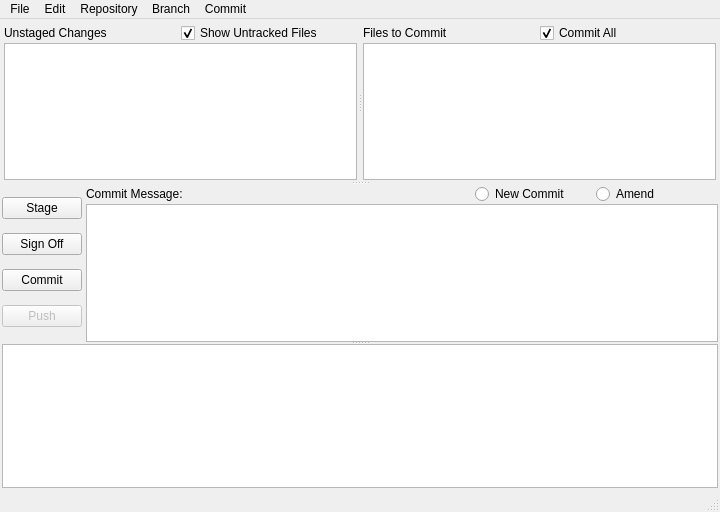
Old version of the form ui/Window.ui in the repository git-cola/git-cola.
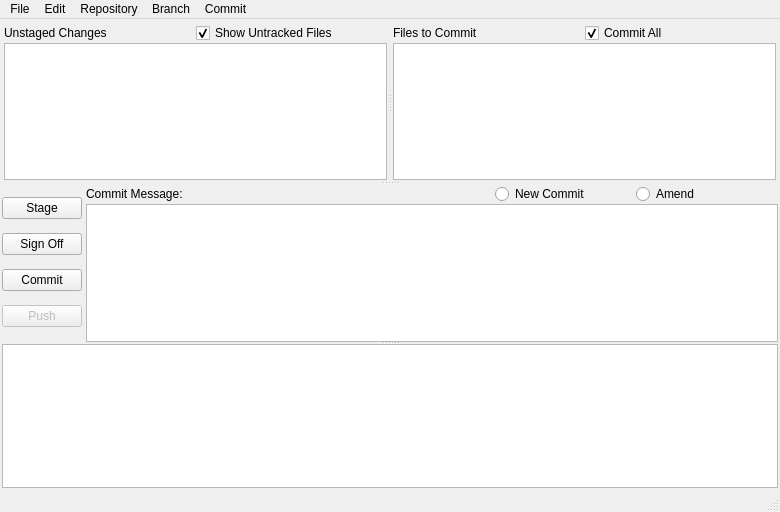
New version of the form.

Commit message:
Change default window sizes to accomodate courier font
Updated the main window to display a visible cursor
Allow selection with the keyboard in the diff textedit
Ensured that utils.header() is always 80 columns wide

Signed-off by: David Aguilar <davvid@gmail.com>

What changed in the file:
```diff
--- a/ui/Window.ui
+++ b/ui/Window.ui
@@ -6,7 +6,7 @@
    <rect>
     <x>0</x>
     <y>0</y>
-    <width>720</width>
+    <width>780</width>
     <height>512</height>
    </rect>
   </property>
@@ -339,8 +339,8 @@
     <rect>
      <x>0</x>
      <y>0</y>
-     <width>720</width>
-     <height>22</height>
+     <width>780</width>
+     <height>28</height>
     </rect>
    </property>
    <widget class="QMenu" name="menuRepository" >
```
Left out of the diff: 15 changed lines with no effect on the pictures. The commit also changes 4 other files.
